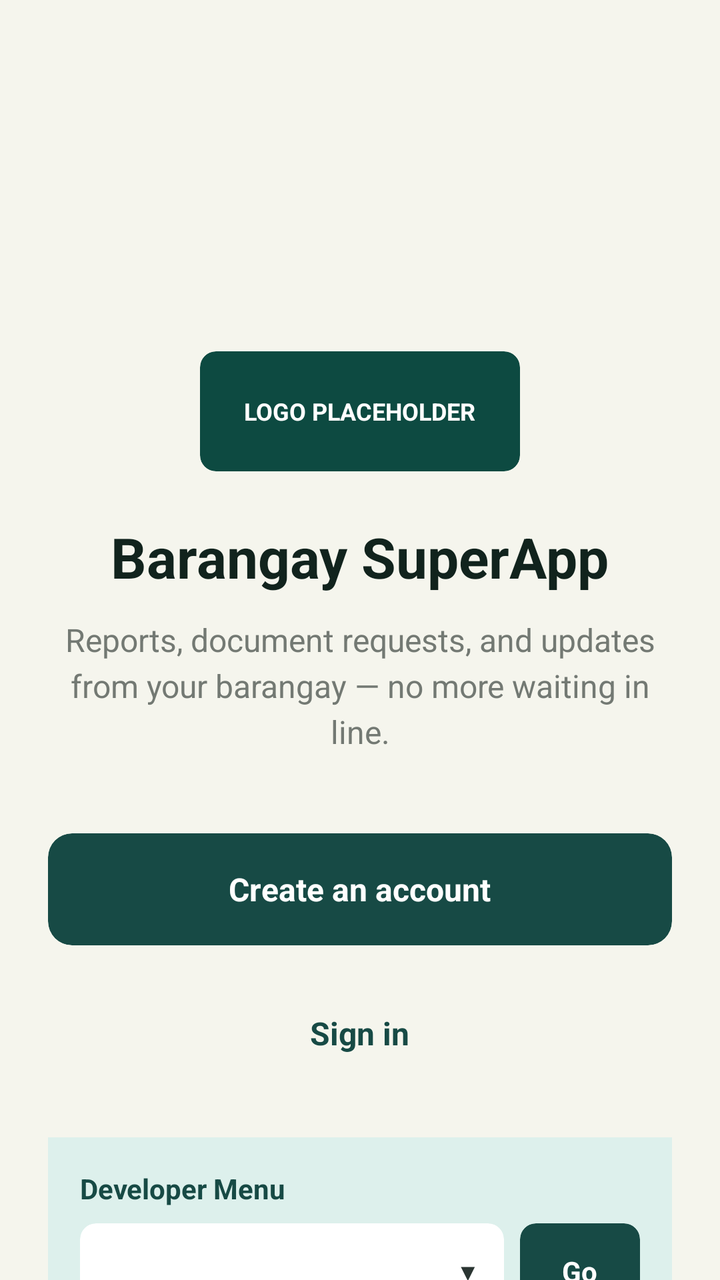
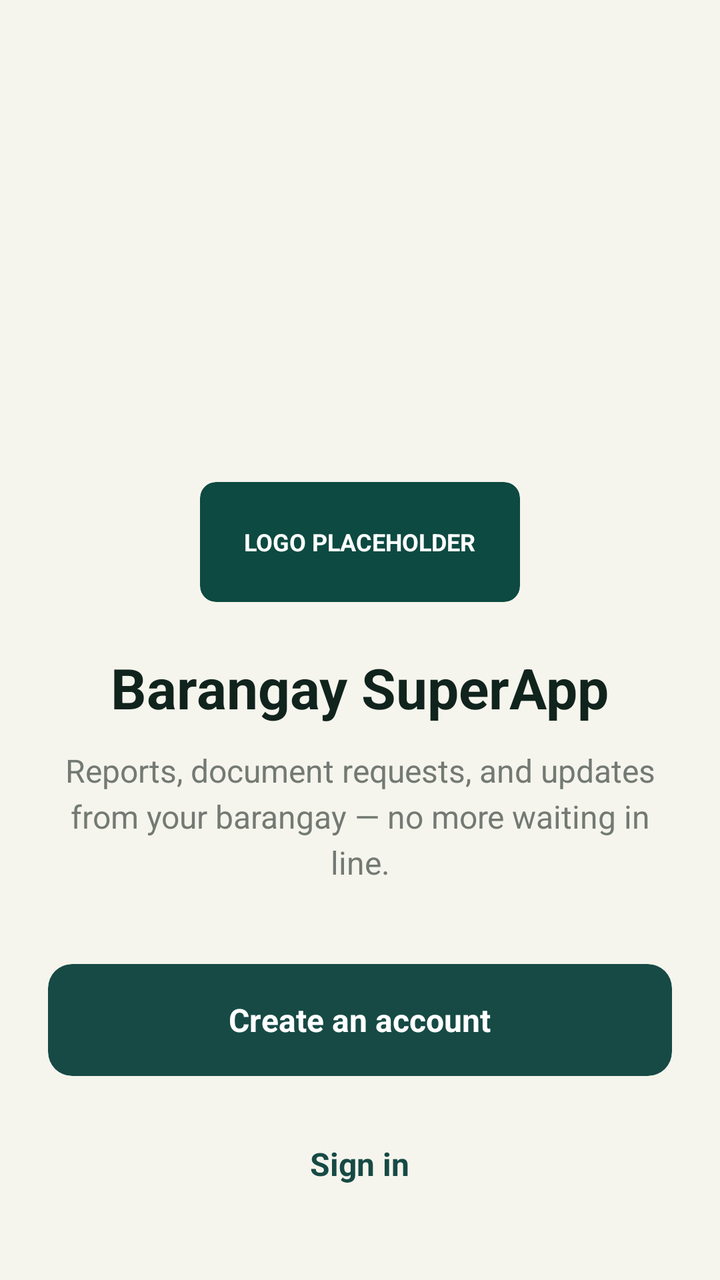

Two renders of the same Android screen: before a commit and after it. Below are the layout's source before the change and the commit's diff.
<!-- AndroidManifest.xml: application theme Theme.Barangay_superAPP -->
<!-- res/layout/starting.xml -->
<?xml version="1.0" encoding="utf-8"?>
<LinearLayout xmlns:android="http://schemas.android.com/apk/res/android"
    xmlns:app="http://schemas.android.com/apk/res-auto"
    android:layout_width="match_parent"
    android:layout_height="match_parent"
    android:background="#F5F5ED"
    android:orientation="vertical">

    <ScrollView
        android:layout_width="match_parent"
        android:layout_height="match_parent"
        android:fillViewport="true"
        android:scrollbars="none">

        <LinearLayout
            android:layout_width="match_parent"
            android:layout_height="wrap_content"
            android:orientation="vertical">

            
            
            
            <LinearLayout
                android:layout_width="match_parent"
                android:layout_height="892dp"
                android:gravity="center"
                android:minHeight="700dp"
                android:orientation="vertical"
                android:paddingHorizontal="24dp"
                android:paddingTop="48dp"
                android:paddingBottom="48dp">

                
                <View
                    android:layout_width="match_parent"
                    android:layout_height="0dp"
                    android:layout_weight="1" />

                
                <androidx.cardview.widget.CardView
                    android:layout_width="160dp"
                    android:layout_height="60dp"
                    android:layout_marginBottom="24dp"
                    app:cardBackgroundColor="#0D4A41"
                    app:cardCornerRadius="8dp"
                    app:cardElevation="0dp">

                    <TextView
                        android:layout_width="wrap_content"
                        android:layout_height="wrap_content"
                        android:layout_gravity="center"
                        android:text="LOGO PLACEHOLDER"
                        android:textColor="#FFFFFF"
                        android:textSize="12sp"
                        android:textStyle="bold" />
                </androidx.cardview.widget.CardView>

                
                <TextView
                    android:layout_width="wrap_content"
                    android:layout_height="wrap_content"
                    android:layout_marginBottom="12dp"
                    android:text="Barangay SuperApp"
                    android:textColor="#11231D"
                    android:textSize="28sp"
                    android:textStyle="bold" />

                
                <TextView
                    android:layout_width="match_parent"
                    android:layout_height="wrap_content"
                    android:layout_marginBottom="40dp"
                    android:gravity="center"
                    android:lineSpacingExtra="4dp"
                    android:text="Reports, document requests, and updates from your barangay — no more waiting in line."
                    android:textColor="#737973"
                    android:textSize="16sp" />

                
                <androidx.cardview.widget.CardView
                    android:id="@+id/btnCreateAccount"
                    android:layout_width="match_parent"
                    android:layout_height="56dp"
                    android:layout_marginBottom="16dp"
                    android:clickable="true"
                    android:focusable="true"
                    android:foreground="?android:attr/selectableItemBackground"
                    app:cardBackgroundColor="#174A45"
                    app:cardCornerRadius="12dp"
                    app:cardElevation="0dp">

                    <TextView
                        android:layout_width="wrap_content"
                        android:layout_height="wrap_content"
                        android:layout_gravity="center"
                        android:text="Create an account"
                        android:textColor="#FFFFFF"
                        android:textSize="16sp"
                        android:textStyle="bold" />
                </androidx.cardview.widget.CardView>

                
                <androidx.cardview.widget.CardView
                    android:id="@+id/btnSignIn"
                    android:layout_width="match_parent"
                    android:layout_height="56dp"
                    android:clickable="true"
                    android:focusable="true"
                    android:foreground="?android:attr/selectableItemBackground"
                    app:cardBackgroundColor="@android:color/transparent"
                    app:cardCornerRadius="12dp"
                    app:cardElevation="0dp"
                    app:strokeColor="#DFE2DD"
                    app:strokeWidth="1dp">

                    <TextView
                        android:layout_width="wrap_content"
                        android:layout_height="wrap_content"
                        android:layout_gravity="center"
                        android:text="Sign in"
                        android:textColor="#174A45"
                        android:textSize="16sp"
                        android:textStyle="bold" />
                </androidx.cardview.widget.CardView>

                
                <LinearLayout
                    android:id="@+id/devContainer"
                    android:layout_width="match_parent"
                    android:layout_height="wrap_content"
                    android:layout_marginTop="24dp"
                    android:background="#DDF0EC"
                    android:orientation="vertical"
                    android:padding="16dp">

                    <TextView
                        android:layout_width="wrap_content"
                        android:layout_height="wrap_content"
                        android:layout_marginBottom="8dp"
                        android:text="Developer Menu"
                        android:textColor="#174A45"
                        android:textSize="14sp"
                        android:textStyle="bold" />

                    <LinearLayout
                        android:layout_width="match_parent"
                        android:layout_height="wrap_content"
                        android:orientation="horizontal">

                        <androidx.cardview.widget.CardView
                            android:layout_width="0dp"
                            android:layout_height="48dp"
                            android:layout_marginEnd="8dp"
                            android:layout_weight="1"
                            app:cardBackgroundColor="#FFFFFF"
                            app:cardCornerRadius="8dp"
                            app:cardElevation="0dp">

                            <Spinner
                                android:id="@+id/spinnerDev"
                                android:layout_width="match_parent"
                                android:layout_height="match_parent"
                                android:background="@android:color/transparent"
                                android:paddingHorizontal="12dp" />

                            <TextView
                                android:layout_width="wrap_content"
                                android:layout_height="wrap_content"
                                android:layout_gravity="end|center_vertical"
                                android:paddingEnd="12dp"
                                android:text="▼"
                                android:textColor="#2A3532"
                                android:textSize="12sp" />
                        </androidx.cardview.widget.CardView>

                        <androidx.cardview.widget.CardView
                            android:id="@+id/btnGoDev"
                            android:layout_width="60dp"
                            android:layout_height="48dp"
                            android:clickable="true"
                            android:focusable="true"
                            android:foreground="?android:attr/selectableItemBackground"
                            app:cardBackgroundColor="#174A45"
                            app:cardCornerRadius="8dp"
                            app:cardElevation="0dp">

                            <TextView
                                android:layout_width="wrap_content"
                                android:layout_height="wrap_content"
                                android:layout_gravity="center"
                                android:text="Go"
                                android:textColor="#FFFFFF"
                                android:textStyle="bold" />
                        </androidx.cardview.widget.CardView>
                    </LinearLayout>
                </LinearLayout>

                
                <View
                    android:layout_width="match_parent"
                    android:layout_height="0dp"
                    android:layout_weight="1" />

                
                <TextView
                    android:layout_width="wrap_content"
                    android:layout_height="wrap_content"
                    android:layout_marginTop="24dp"
                    android:text="Scroll for FAQs ▼"
                    android:textColor="#AAB3AE"
                    android:textSize="12sp" />

            </LinearLayout>


            
            
            
            <LinearLayout
                android:layout_width="match_parent"
                android:layout_height="wrap_content"
                android:orientation="vertical"
                android:paddingHorizontal="24dp"
                android:paddingBottom="40dp">

                
                <TextView
                    android:layout_width="wrap_content"
                    android:layout_height="wrap_content"
                    android:layout_marginTop="24dp"
                    android:layout_marginBottom="16dp"
                    android:text="Frequently asked"
                    android:textColor="#2A3532"
                    android:textSize="16sp"
                    android:textStyle="bold" />

                
                <LinearLayout
                    android:layout_width="match_parent"
                    android:layout_height="wrap_content"
                    android:orientation="vertical">

                    <LinearLayout
                        android:layout_width="match_parent"
                        android:layout_height="wrap_content"
                        android:paddingVertical="16dp"
                        android:orientation="horizontal"
                        android:gravity="center_vertical"
                        android:clickable="true"
                        android:focusable="true">

                        <TextView
                            android:layout_width="0dp"
                            android:layout_height="wrap_content"
                            android:layout_weight="1"
                            android:text="Is this app free to use?"
                            android:textColor="#11231D"
                            android:textSize="14sp"
                            android:textStyle="bold" />

                        <TextView
                            android:layout_width="wrap_content"
                            android:layout_height="wrap_content"
                            android:text="▼"
                            android:textColor="#AAB3AE"
                            android:textSize="10sp" />
                    </LinearLayout>
                    <View
                        android:layout_width="match_parent"
                        android:layout_height="1dp"
                        android:background="#DFE2DD" />
                </LinearLayout>

                
                <LinearLayout
                    android:layout_width="match_parent"
                    android:layout_height="wrap_content"
                    android:orientation="vertical">

                    <LinearLayout
                        android:layout_width="match_parent"
                        android:layout_height="wrap_content"
                        android:paddingVertical="16dp"
                        android:orientation="horizontal"
                        android:gravity="center_vertical"
                        android:clickable="true"
                        android:focusable="true">

                        <TextView
                            android:layout_width="0dp"
                            android:layout_height="wrap_content"
                            android:layout_weight="1"
                            android:text="Why does my account need approval?"
                            android:textColor="#11231D"
                            android:textSize="14sp"
                            android:textStyle="bold" />

                        <TextView
                            android:layout_width="wrap_content"
                            android:layout_height="wrap_content"
                            android:text="▼"
                            android:textColor="#AAB3AE"
                            android:textSize="10sp" />
                    </LinearLayout>
                    <View
                        android:layout_width="match_parent"
                        android:layout_height="1dp"
                        android:background="#DFE2DD" />
                </LinearLayout>

                
                <LinearLayout
                    android:layout_width="match_parent"
                    android:layout_height="wrap_content"
                    android:orientation="vertical">

                    <LinearLayout
                        android:layout_width="match_parent"
                        android:layout_height="wrap_content"
                        android:paddingVertical="16dp"
                        android:orientation="horizontal"
                        android:gravity="center_vertical"
                        android:clickable="true"
                        android:focusable="true">

                        <TextView
                            android:layout_width="0dp"
                            android:layout_height="wrap_content"
                            android:layout_weight="1"
                            android:text="What if I don't have a smartphone?"
                            android:textColor="#11231D"
                            android:textSize="14sp"
                            android:textStyle="bold" />

                        <TextView
                            android:layout_width="wrap_content"
                            android:layout_height="wrap_content"
                            android:text="▼"
                            android:textColor="#AAB3AE"
                            android:textSize="10sp" />
                    </LinearLayout>
                    <View
                        android:layout_width="match_parent"
                        android:layout_height="1dp"
                        android:background="#DFE2DD" />
                </LinearLayout>

                
                <LinearLayout
                    android:layout_width="match_parent"
                    android:layout_height="wrap_content"
                    android:orientation="vertical">

                    <LinearLayout
                        android:layout_width="match_parent"
                        android:layout_height="wrap_content"
                        android:paddingVertical="16dp"
                        android:orientation="horizontal"
                        android:gravity="center_vertical"
                        android:clickable="true"
                        android:focusable="true">

                        <TextView
                            android:layout_width="0dp"
                            android:layout_height="wrap_content"
                            android:layout_weight="1"
                            android:text="Is my information kept private?"
                            android:textColor="#11231D"
                            android:textSize="14sp"
                            android:textStyle="bold" />

                        <TextView
                            android:layout_width="wrap_content"
                            android:layout_height="wrap_content"
                            android:text="▼"
                            android:textColor="#AAB3AE"
                            android:textSize="10sp" />
                    </LinearLayout>
                </LinearLayout>

                <View
                    android:layout_width="match_parent"
                    android:layout_height="1dp"
                    android:layout_marginTop="16dp"
                    android:background="#DFE2DD" />

                
                <LinearLayout
                    android:layout_width="match_parent"
                    android:layout_height="wrap_content"
                    android:layout_marginTop="24dp"
                    android:gravity="center"
                    android:orientation="horizontal">

                    <TextView
                        android:id="@+id/tvAbout"
                        android:layout_width="wrap_content"
                        android:layout_height="wrap_content"
                        android:text="About"
                        android:textColor="#247D76"
                        android:textSize="12sp"
                        android:textStyle="bold"
                        android:clickable="true"
                        android:focusable="true" />

                    <TextView
                        android:id="@+id/tvPrivacyPolicy"
                        android:layout_width="wrap_content"
                        android:layout_height="wrap_content"
                        android:layout_marginStart="16dp"
                        android:text="Privacy Policy"
                        android:textColor="#247D76"
                        android:textSize="12sp"
                        android:textStyle="bold"
                        android:clickable="true"
                        android:focusable="true" />

                    <TextView
                        android:id="@+id/tvTerms"
                        android:layout_width="wrap_content"
                        android:layout_height="wrap_content"
                        android:layout_marginStart="16dp"
                        android:text="Terms"
                        android:textColor="#247D76"
                        android:textSize="12sp"
                        android:textStyle="bold"
                        android:clickable="true"
                        android:focusable="true" />
                </LinearLayout>

                <TextView
                    android:id="@+id/tvContact"
                    android:layout_width="wrap_content"
                    android:layout_height="wrap_content"
                    android:layout_gravity="center"
                    android:layout_marginTop="16dp"
                    android:text="Contact your barangay"
                    android:textColor="#247D76"
                    android:textSize="12sp"
                    android:textStyle="bold"
                    android:clickable="true"
                    android:focusable="true" />

                <TextView
                    android:layout_width="wrap_content"
                    android:layout_height="wrap_content"
                    android:layout_gravity="center"
                    android:layout_marginTop="12dp"
                    android:text="Barangay SuperApp · Barangay San Isidro"
                    android:textColor="#AAB3AE"
                    android:textSize="12sp" />

            </LinearLayout>
        </LinearLayout>
    </ScrollView>
</LinearLayout>
<!-- resources referenced by this layout -->
<resources>
  <style name="Theme.Barangay_superAPP" parent="Theme.MaterialComponents.DayNight.NoActionBar">
          
          <item name="colorPrimary">@color/purple_500</item>
          <item name="colorPrimaryVariant">@color/purple_700</item>
          <item name="colorOnPrimary">@color/white</item>
          
          <item name="colorSecondary">@color/teal_200</item>
          <item name="colorSecondaryVariant">@color/teal_700</item>
          <item name="colorOnSecondary">@color/black</item>
          
          <item name="android:statusBarColor">#F5F5ED</item>
          <item name="android:windowLightStatusBar">true</item>
      </style>
  <color name="purple_500">#FF6200EE</color>
  <color name="purple_700">#FF3700B3</color>
  <color name="white">#FFFFFFFF</color>
  <color name="teal_200">#FF03DAC5</color>
  <color name="teal_700">#FF018786</color>
  <color name="black">#FF000000</color>
</resources>

<!-- the commit's change to res/layout/starting.xml (unified diff, before → after) -->
@@ -123,77 +123,7 @@
                         android:textStyle="bold" />
                 </androidx.cardview.widget.CardView>
 
-                
-                <LinearLayout
-                    android:id="@+id/devContainer"
-                    android:layout_width="match_parent"
-                    android:layout_height="wrap_content"
-                    android:layout_marginTop="24dp"
-                    android:background="#DDF0EC"
-                    android:orientation="vertical"
-                    android:padding="16dp">
-
-                    <TextView
-                        android:layout_width="wrap_content"
-                        android:layout_height="wrap_content"
-                        android:layout_marginBottom="8dp"
-                        android:text="Developer Menu"
-                        android:textColor="#174A45"
-                        android:textSize="14sp"
-                        android:textStyle="bold" />
-
-                    <LinearLayout
-                        android:layout_width="match_parent"
-                        android:layout_height="wrap_content"
-                        android:orientation="horizontal">
-
-                        <androidx.cardview.widget.CardView
-                            android:layout_width="0dp"
-                            android:layout_height="48dp"
-                            android:layout_marginEnd="8dp"
-                            android:layout_weight="1"
-                            app:cardBackgroundColor="#FFFFFF"
-                            app:cardCornerRadius="8dp"
-                            app:cardElevation="0dp">
-
-                            <Spinner
-                                android:id="@+id/spinnerDev"
-                                android:layout_width="match_parent"
-                                android:layout_height="match_parent"
-                                android:background="@android:color/transparent"
-                                android:paddingHorizontal="12dp" />
-
-                            <TextView
-                                android:layout_width="wrap_content"
-                                android:layout_height="wrap_content"
-                                android:layout_gravity="end|center_vertical"
-                                android:paddingEnd="12dp"
-                                android:text="▼"
-                                android:textColor="#2A3532"
-                                android:textSize="12sp" />
-                        </androidx.cardview.widget.CardView>
-
-                        <androidx.cardview.widget.CardView
-                            android:id="@+id/btnGoDev"
-                            android:layout_width="60dp"
-                            android:layout_height="48dp"
-                            android:clickable="true"
-                            android:focusable="true"
-                            android:foreground="?android:attr/selectableItemBackground"
-                            app:cardBackgroundColor="#174A45"
-                            app:cardCornerRadius="8dp"
-                            app:cardElevation="0dp">
-
-                            <TextView
-                                android:layout_width="wrap_content"
-                                android:layout_height="wrap_content"
-                                android:layout_gravity="center"
-                                android:text="Go"
-                                android:textColor="#FFFFFF"
-                                android:textStyle="bold" />
-                        </androidx.cardview.widget.CardView>
-                    </LinearLayout>
-                </LinearLayout>
+
 
                 
                 <View
